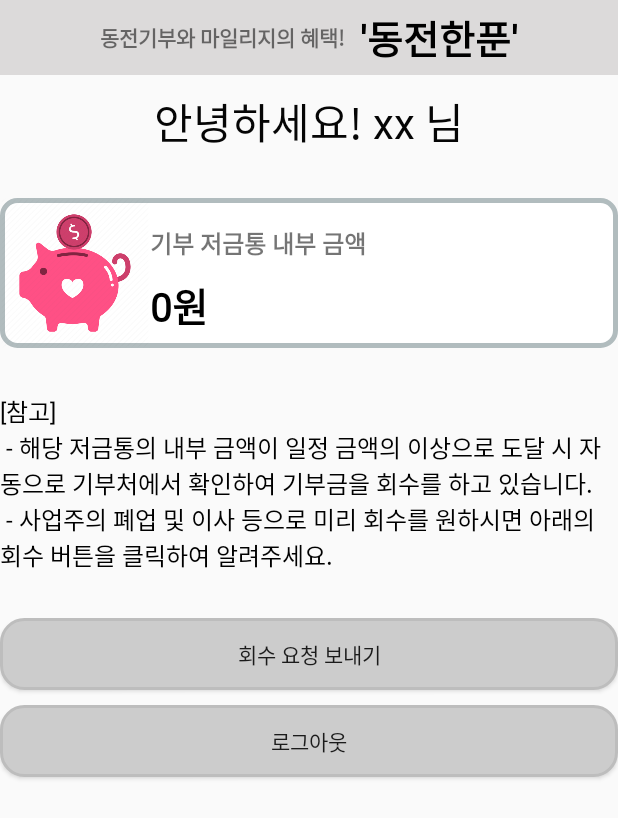
After one commit to DongSu-Park/IoTDonationPiggyBank, an Android app: the ManagerActivity screen opened directly, with no data from a screen before it, on a phone screen of 412 x 824 dp. The commit adds this screen. Shown: the top 818 px of the screen. Run offline under Robolectric (Android 15) with nearby library versions, the phone set to English and light mode, and no system bars; our stand-ins replace Firebase (no records; nobody signed in at launch, a user with empty details on screens opened directly); 2 statements that could not run were skipped.

Commit message:
사업주 액티비티 추가

```diff
--- a/app/build.gradle
+++ b/app/build.gradle
@@ -36,4 +36,6 @@ dependencies {
     testImplementation 'junit:junit:4.12'
     androidTestImplementation 'androidx.test.ext:junit:1.1.1'
     androidTestImplementation 'androidx.test.espresso:espresso-core:3.2.0'
+    implementation 'com.github.blackfizz:eazegraph:1.2.2@aar'
+    implementation 'com.nineoldandroids:library:2.4.0'
 }
--- a/app/src/main/AndroidManifest.xml
+++ b/app/src/main/AndroidManifest.xml
@@ -32,6 +32,7 @@
         <activity android:name=".MileageUsesItemTargetActivity"/>
         <activity android:name=".MileageUsesItemGetActivity"/>
         <activity android:name=".NewsInfoActivity"/>
+        <activity android:name=".ManagerActivity"/>
 
     </application>
 
--- a/app/src/main/java/com/flore/iotdonationpiggybank/LoginActivity.java
+++ b/app/src/main/java/com/flore/iotdonationpiggybank/LoginActivity.java
@@ -15,6 +15,11 @@ import com.google.android.gms.tasks.Task;
 import com.google.firebase.auth.AuthResult;
 import com.google.firebase.auth.FirebaseAuth;
 import com.google.firebase.auth.FirebaseUser;
+import com.google.firebase.database.DataSnapshot;
+import com.google.firebase.database.DatabaseError;
+import com.google.firebase.database.DatabaseReference;
+import com.google.firebase.database.FirebaseDatabase;
+import com.google.firebase.database.ValueEventListener;
 
 public class LoginActivity extends AppCompatActivity {
     private FirebaseAuth loginAuth;
@@ -22,6 +27,9 @@ public class LoginActivity extends AppCompatActivity {
     Button btn_register; // 회원 가입 버튼
     Button btn_login;
     // Button btn_findpw;
+
+    private FirebaseDatabase firebaseDatabase = FirebaseDatabase.getInstance();
+    private DatabaseReference databaseReference = firebaseDatabase.getReference();
 
     @Override
     protected void onCreate(Bundle savedInstanceState) {
@@ -61,10 +69,35 @@ public class LoginActivity extends AppCompatActivity {
                             if (task.isSuccessful()){
                                 FirebaseUser user = loginAuth.getCurrentUser();
                                 Toast.makeText(LoginActivity.this, "로그인에 성공하였습니다", Toast.LENGTH_LONG).show();
-                                Intent intent = new Intent(LoginActivity.this, MainActivity.class);
-                                intent.addFlags(Intent.FLAG_ACTIVITY_CLEAR_TOP);
-                                startActivity(intent);
-                                finish();
+
+                                String getuid = loginAuth.getCurrentUser().getUid(); // 로그인한 회원의 uid 값이 가져옴
+                                databaseReference.child("User").child(getuid).addListenerForSingleValueEvent(new ValueEventListener() {
+                                    @Override
+                                    public void onDataChange(@NonNull DataSnapshot dataSnapshot) {
+                                        myUser myUser = dataSnapshot.getValue(com.flore.iotdonationpiggybank.myUser.class);
+                                        String userProfile = myUser.getUserProfile();
+
+                                        if (userProfile.equals("1"))  // 일반 사용자 화면으로
+                                        {
+                                            Intent intent = new Intent(LoginActivity.this, MainActivity.class);
+                                            intent.addFlags(Intent.FLAG_ACTIVITY_CLEAR_TOP);
+                                            startActivity(intent);
+                                            finish();
+                                        } else if (userProfile.equals("2")) // 사업주 화면으로
+                                        {
+                                            Intent intent = new Intent(LoginActivity.this, ManagerActivity.class);
+                                            intent.addFlags(Intent.FLAG_ACTIVITY_CLEAR_TOP);
+                                            startActivity(intent);
+                                            finish();
+                                        }
+
+                                    }
+
+                                    @Override
+                                    public void onCancelled(@NonNull DatabaseError databaseError) {
+
+                                    }
+                                });
                             } else {
                                 Toast.makeText(LoginActivity.this, task.getException().toString(), Toast.LENGTH_LONG).show();
 
--- a/app/src/main/java/com/flore/iotdonationpiggybank/MainActivity.java
+++ b/app/src/main/java/com/flore/iotdonationpiggybank/MainActivity.java
@@ -30,8 +30,6 @@ public class MainActivity extends AppCompatActivity {
     Fragment2 fragment2;
     Fragment3 fragment3;
     Fragment4 fragment4;
-
-    Button btn_logout;
 
     @Override
     protected void onCreate(Bundle savedInstanceState) {
--- /dev/null
+++ b/app/src/main/java/com/flore/iotdonationpiggybank/ManagerActivity.java
@@ -0,0 +1,120 @@
+package com.flore.iotdonationpiggybank;
+
+import android.content.DialogInterface;
+import android.content.Intent;
+import android.graphics.Color;
+import android.os.Bundle;
+import android.view.ContextThemeWrapper;
+import android.view.View;
+import android.widget.Button;
+import android.widget.TextView;
+import android.widget.Toast;
+
+import androidx.annotation.NonNull;
+import androidx.annotation.Nullable;
+import androidx.appcompat.app.AlertDialog;
+import androidx.appcompat.app.AppCompatActivity;
+
+import com.google.firebase.auth.FirebaseAuth;
+import com.google.firebase.auth.FirebaseUser;
+import com.google.firebase.database.DataSnapshot;
+import com.google.firebase.database.DatabaseError;
+import com.google.firebase.database.DatabaseReference;
+import com.google.firebase.database.FirebaseDatabase;
+import com.google.firebase.database.ValueEventListener;
+
+public class ManagerActivity extends AppCompatActivity {
+
+    Button btn_manager_send;
+    Button btn_manager_logout;
+
+    TextView tv_manager_nickname;
+    TextView tv_manager_donation_check;
+
+    private FirebaseDatabase firebaseDatabase = FirebaseDatabase.getInstance();
+    private DatabaseReference databaseReference = firebaseDatabase.getReference();
+
+    int device_total_money;
+
+    @Override
+    protected void onCreate(@Nullable Bundle savedInstanceState) {
+        super.onCreate(savedInstanceState);
+        setContentView(R.layout.activity_manager);
+
+        btn_manager_logout = findViewById(R.id.btn_manager_logout);
+        btn_manager_send = findViewById(R.id.btn_manager_send);
+        tv_manager_donation_check = findViewById(R.id.tv_manager_donation_check);
+        tv_manager_nickname = findViewById(R.id.tv_manager_nickname);
+
+
+        try{
+            FirebaseUser user = FirebaseAuth.getInstance().getCurrentUser();
+            String getuid = user.getUid(); // 로그인한 회원의 uid 값이 가져옴
+
+            databaseReference.child("User").child(getuid).addListenerForSingleValueEvent(new ValueEventListener() {
+                @Override
+                public void onDataChange(@NonNull DataSnapshot dataSnapshot) {
+                    myUser myUser = dataSnapshot.getValue(com.flore.iotdonationpiggybank.myUser.class);
+                    tv_manager_nickname.setText("안녕하세요! " + myUser.getUserName() +" 님.");
+                }
+
+                @Override
+                public void onCancelled(@NonNull DatabaseError databaseError) {
+
+                }
+            });
+
+        } catch (Exception e){
+            e.getStackTrace();
+        }
+
+
+        databaseReference.child("Device").child("Device_01").addListenerForSingleValueEvent(new ValueEventListener() {
+            @Override
+            public void onDataChange(@NonNull DataSnapshot dataSnapshot) {
+                myDevice myDevice = dataSnapshot.getValue(com.flore.iotdonationpiggybank.myDevice.class);
+                device_total_money = myDevice.getTotalMoney();
+                tv_manager_donation_check.setText(String.valueOf(device_total_money) + "원");
+            }
+
+            @Override
+            public void onCancelled(@NonNull DatabaseError databaseError) {
+
+            }
+        });
+
+        btn_manager_logout.setOnClickListener(new View.OnClickListener() {
+            @Override
+            public void onClick(View view) {
+                FirebaseAuth.getInstance().signOut();
+                Intent intent = new Intent(ManagerActivity.this, LoginActivity.class);
+                intent.addFlags(Intent.FLAG_ACTIVITY_CLEAR_TOP);
+                startActivity(intent);
+            }
+        });
+
+        btn_manager_send.setOnClickListener(new View.OnClickListener() {
+            @Override
+            public void onClick(View view) {
+                AlertDialog.Builder builder = new AlertDialog.Builder(new ContextThemeWrapper(ManagerActivity.this, R.style.myDialog));
+                builder.setTitle("회수 요청 확인");
+                builder.setMessage("기부저금통 사업체에 회수요청 메세지를 보내겠습니까?");
+                builder.setNegativeButton("예", new DialogInterface.OnClickListener() {
+                    @Override
+                    public void onClick(DialogInterface dialogInterface, int i) {
+                        Toast.makeText(ManagerActivity.this, "담당 사업체에 회수 요청 메세지를 보냈습니다. 2-3일후에 회수 담당자가 방문 예정입니다.",Toast.LENGTH_LONG).show();
+                    }
+                });
+
+                builder.setPositiveButton("아니오", new DialogInterface.OnClickListener() {
+                    @Override
+                    public void onClick(DialogInterface dialogInterface, int i) {
+
+                    }
+                });
+
+                builder.show();
+            }
+        });
+    }
+}
--- /dev/null
+++ b/app/src/main/res/layout/activity_manager.xml
@@ -0,0 +1,117 @@
+<?xml version="1.0" encoding="utf-8"?>
+<LinearLayout xmlns:android="http://schemas.android.com/apk/res/android"
+    xmlns:app="http://schemas.android.com/apk/res-auto"
+    android:layout_width="match_parent"
+    android:layout_height="match_parent"
+    android:orientation="vertical">
+
+    <LinearLayout
+        android:layout_width="match_parent"
+        android:layout_height="50dp"
+        android:background="#DCDADA"
+        android:gravity="center">
+
+        <TextView
+            android:id="@+id/textView14"
+            android:layout_width="wrap_content"
+            android:layout_height="wrap_content"
+            android:layout_gravity="center"
+            android:fontFamily="@font/gmarketsansttfmedium"
+            android:text="동전기부와 마일리지의 혜택!"
+            android:textStyle="bold" />
+
+        <TextView
+            android:id="@+id/textView15"
+            android:layout_width="wrap_content"
+            android:layout_height="wrap_content"
+            android:layout_gravity="center"
+            android:layout_marginLeft="10dp"
+            android:fontFamily="@font/gmarketsansttfbold"
+            android:text="'동전한푼'"
+            android:textColor="#000000"
+            android:textSize="26sp"
+            android:textStyle="bold" />
+    </LinearLayout>
+
+    <TextView
+        android:id="@+id/tv_manager_nickname"
+        android:layout_width="match_parent"
+        android:layout_height="wrap_content"
+        android:layout_marginTop="10dp"
+        android:fontFamily="@font/gmarketsansttflight"
+        android:gravity="center"
+        android:text="안녕하세요! xx 님"
+        android:textColor="#050505"
+        android:textSize="28sp" />
+
+
+    <LinearLayout
+        android:layout_width="match_parent"
+        android:layout_height="100dp"
+        android:layout_marginTop="30dp"
+        android:layout_marginBottom="30dp"
+        android:background="@drawable/item_round"
+        android:orientation="horizontal">
+
+        <ImageView
+            android:id="@+id/imageView"
+            android:layout_width="100dp"
+            android:layout_height="100dp"
+            app:srcCompat="@drawable/donation_piggy" />
+
+        <LinearLayout
+            android:layout_width="match_parent"
+            android:layout_height="match_parent"
+            android:gravity="center"
+            android:orientation="vertical">
+
+            <TextView
+                android:id="@+id/tv_manager_donation_title"
+                android:layout_width="match_parent"
+                android:layout_height="wrap_content"
+                android:layout_marginTop="10dp"
+                android:fontFamily="@font/gmarketsansttfmedium"
+                android:text="기부 저금통 내부 금액"
+                android:textSize="16sp"
+                android:textStyle="bold" />
+
+            <TextView
+                android:id="@+id/tv_manager_donation_check"
+                android:layout_width="match_parent"
+                android:layout_height="wrap_content"
+                android:layout_marginTop="10dp"
+                android:fontFamily="@font/gmarketsansttfmedium"
+                android:text="xx,xxx원"
+                android:textColor="#000000"
+                android:textSize="26sp"
+                android:textStyle="bold" />
+        </LinearLayout>
+    </LinearLayout>
+
+    <TextView
+        android:id="@+id/textView26"
+        android:layout_width="match_parent"
+        android:layout_height="wrap_content"
+        android:layout_marginBottom="20dp"
+        android:text="@string/manager_info"
+        android:textColor="#000000"
+        android:textSize="16sp" />
+
+    <Button
+        android:id="@+id/btn_manager_send"
+        android:layout_width="match_parent"
+        android:layout_height="wrap_content"
+        android:layout_marginTop="10dp"
+        android:background="@drawable/btnround"
+        android:fontFamily="@font/gmarketsansttfmedium"
+        android:text="회수 요청 보내기" />
+
+    <Button
+        android:id="@+id/btn_manager_logout"
+        android:layout_width="match_parent"
+        android:layout_height="wrap_content"
+        android:layout_marginTop="10dp"
+        android:background="@drawable/btnround"
+        android:fontFamily="@font/gmarketsansttfmedium"
+        android:text="로그아웃" />
+</LinearLayout>
--- a/app/src/main/res/layout/activity_news.xml
+++ b/app/src/main/res/layout/activity_news.xml
@@ -107,13 +107,14 @@
 
     <TextView
         android:id="@+id/textView24"
-        android:layout_width="wrap_content"
+        android:layout_width="match_parent"
         android:layout_height="wrap_content"
+        android:layout_margin="10dp"
         android:fontFamily="@font/gmarketsansttfmedium"
         android:gravity="center"
         android:text="이번달의 소중한 모금액으로 사단법인 비전케어에 사용되었습니다 "
         android:textColor="#000000"
-        android:textSize="14sp" />
+        android:textSize="12sp" />
 
     <ScrollView
         android:layout_width="match_parent"
@@ -125,6 +126,13 @@
             android:orientation="vertical">
 
             <ImageView
+                android:id="@+id/imageView7"
+                android:layout_width="match_parent"
+                android:layout_height="200dp"
+                android:layout_margin="10dp"
+                app:srcCompat="@drawable/news_sample_img" />
+
+            <ImageView
                 android:id="@+id/imageView6"
                 android:layout_width="match_parent"
                 android:layout_height="1300dp"
--- a/app/src/main/res/values/strings.xml
+++ b/app/src/main/res/values/strings.xml
@@ -3,4 +3,8 @@
     <string name="gift_info">
         "[사용안내]\n - 현금으로 환불이 되지 않습니다. \n - 교환처에서 상품교환이 완료된 후에는 주문취소가 불가능 합니다. \n - 교환 시 제휴 통신사 및 카드사 할인, 맴버쉽 적립이 적용되지 않습니다.\n - 본 상품은 별도의 지급보증 및 피해보상 보험계약체결 없이 자체 신용으로 발행되었습니다. \n - 매장별 영업시간이 상이 하오니 해당 업체의 영업시간을 확인하시기 바랍니다."
     </string>
+
+    <string name="manager_info">
+        "[참고] \n - 해당 저금통의 내부 금액이 일정 금액의 이상으로 도달 시 자동으로 기부처에서 확인하여 기부금을 회수를 하고 있습니다. \n - 사업주의 폐업 및 이사 등으로 미리 회수를 원하시면 아래의 회수 버튼을 클릭하여 알려주세요.
+    </string>
 </resources>
--- a/build.gradle
+++ b/build.gradle
@@ -3,6 +3,7 @@ buildscript {
     repositories {
         google()
         jcenter()
+        maven { url "https://maven.google.com" }
     }
     dependencies {
         classpath "com.android.tools.build:gradle:4.0.0"
@@ -17,6 +18,7 @@ allprojects {
     repositories {
         google()
         jcenter()
+        maven { url "https://maven.google.com" }
     }
 }
 
```
Also changed, not shown: app/src/main/res/drawable-v24/news_sample_img.png (added).
